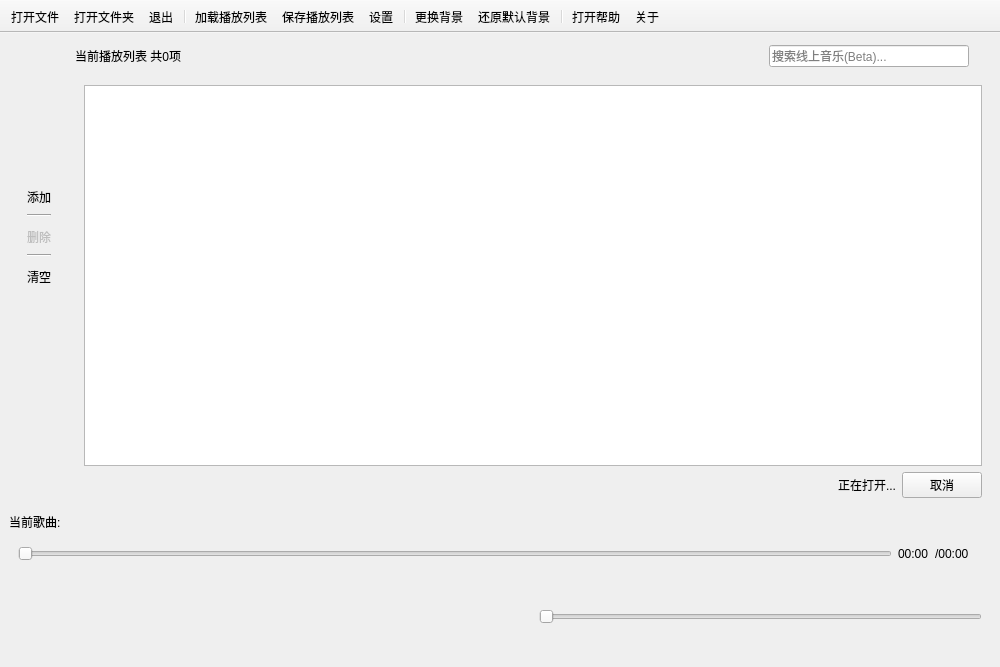
Old version of the form src/playerwindow.ui in the repository Remaker01/TinyPlayer.
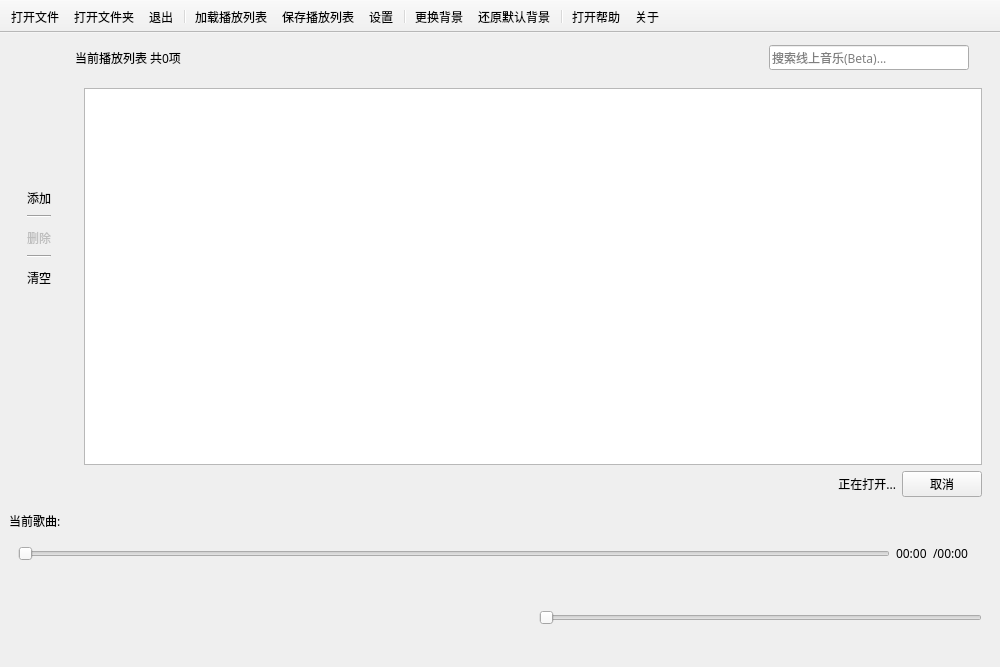
New version of the form. Icons and pictures are not drawn. Custom widgets are drawn as their Qt base class.

```diff
--- a/src/playerwindow.ui
+++ b/src/playerwindow.ui
@@ -28,6 +28,11 @@
     <height>864</height>
    </size>
   </property>
+  <property name="font">
+   <font>
+    <family>幼圆</family>
+   </font>
+  </property>
   <property name="windowTitle">
    <string>TinyPlayer</string>
   </property>
@@ -90,6 +95,11 @@
               <verstretch>0</verstretch>
              </sizepolicy>
             </property>
+            <property name="font">
+             <font>
+              <family>幼圆</family>
+             </font>
+            </property>
             <property name="focusPolicy">
              <enum>Qt::NoFocus</enum>
             </property>
@@ -145,6 +155,11 @@
               <verstretch>0</verstretch>
              </sizepolicy>
             </property>
+            <property name="font">
+             <font>
+              <family>幼圆</family>
+             </font>
+            </property>
             <property name="focusPolicy">
              <enum>Qt::NoFocus</enum>
             </property>
@@ -200,6 +215,11 @@
               <verstretch>0</verstretch>
              </sizepolicy>
             </property>
+            <property name="font">
+             <font>
+              <family>幼圆</family>
+             </font>
+            </property>
             <property name="focusPolicy">
              <enum>Qt::NoFocus</enum>
             </property>
```
